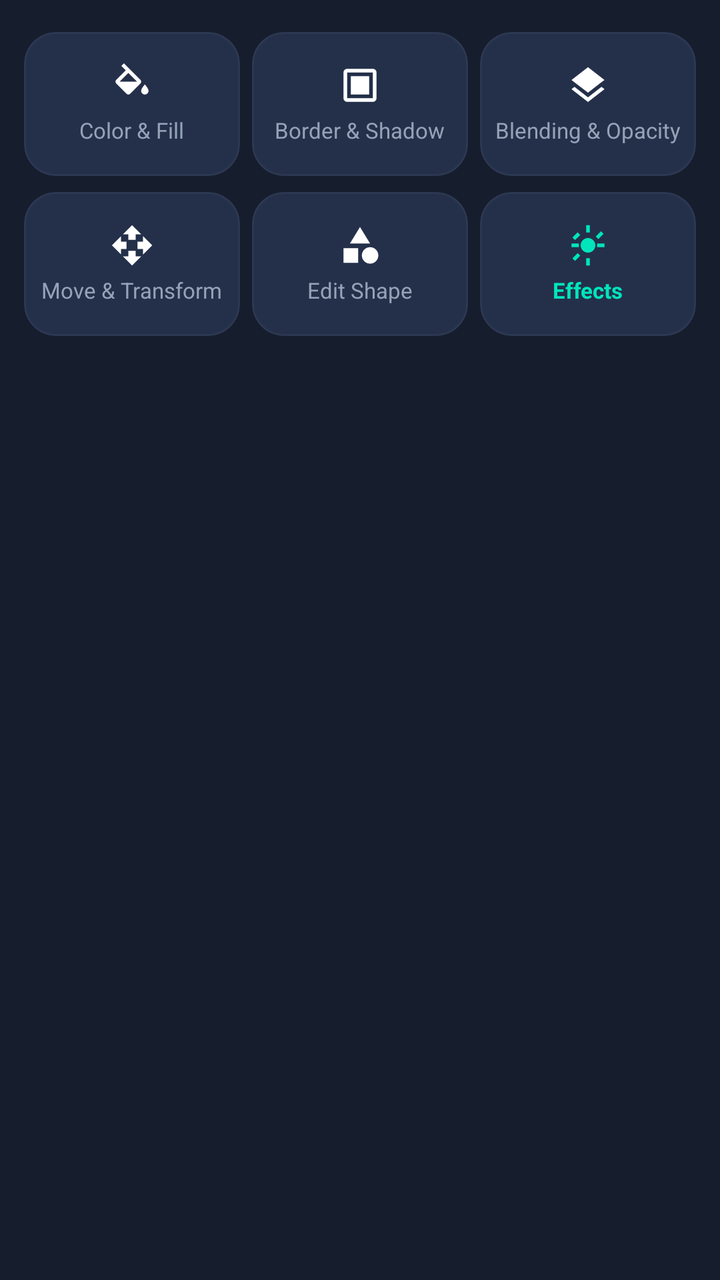
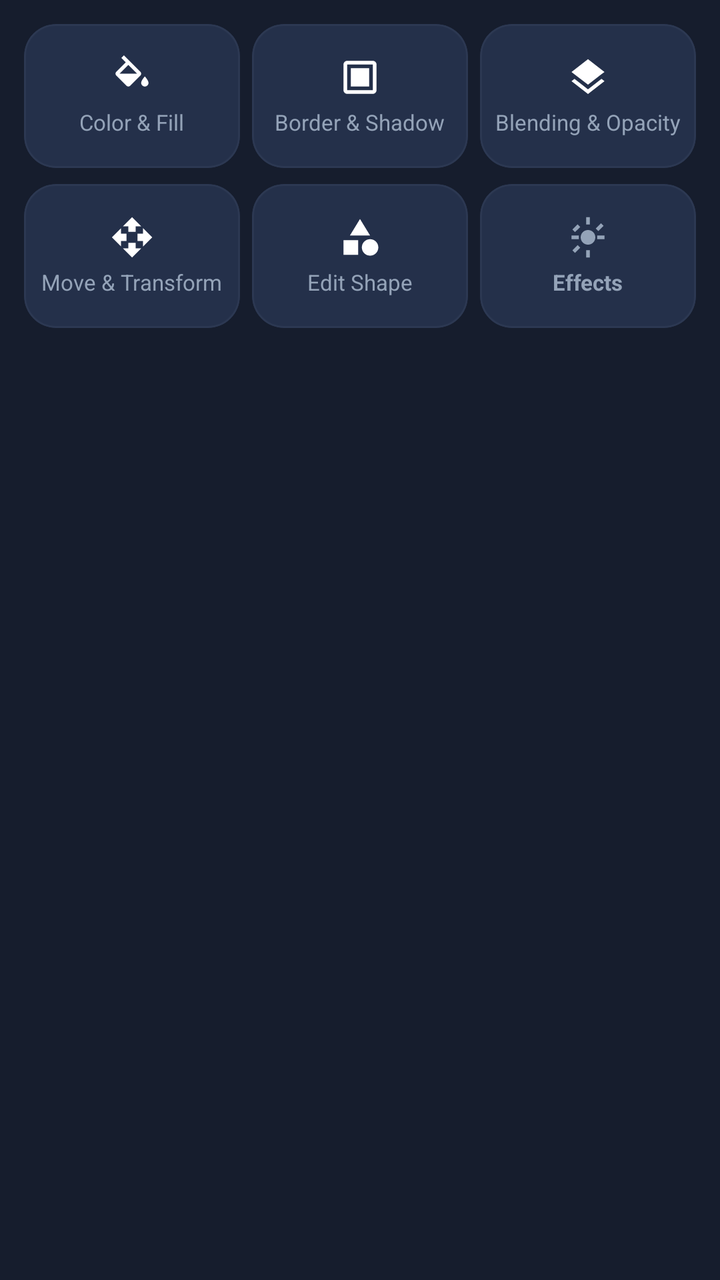

Before-and-after screenshots of an Android layout around one commit, followed by the original layout XML and the change that was made.
<!-- AndroidManifest.xml: application theme Theme.PixelEditor -->
<!-- res/layout/panel_layer_menu.xml -->
<?xml version="1.0" encoding="utf-8"?>
<LinearLayout xmlns:android="http://schemas.android.com/apk/res/android"
    xmlns:app="http://schemas.android.com/apk/res-auto"
    android:id="@+id/panelLayerMenu"
    android:layout_width="match_parent"
    android:layout_height="wrap_content"
    android:background="@color/pe_surface_panel"
    android:orientation="vertical"
    android:paddingStart="12dp"
    android:paddingTop="8dp"
    android:paddingEnd="12dp"
    android:paddingBottom="12dp">


    
    <LinearLayout
        android:layout_width="match_parent"
        android:layout_height="wrap_content"
        android:layout_marginTop="8dp"
        android:orientation="horizontal">

        
        <com.google.android.material.card.MaterialCardView
            android:id="@+id/btnToolColorFill"
            style="@style/Widget.PixelEditor.Card"
            android:layout_width="0dp"
            android:layout_height="72dp"
            android:layout_weight="1"
            android:layout_marginEnd="6dp"
            android:clickable="true"
            android:focusable="true">

            <LinearLayout
                android:layout_width="match_parent"
                android:layout_height="match_parent"
                android:gravity="center"
                android:orientation="vertical">

                <ImageView
                    android:layout_width="22dp"
                    android:layout_height="22dp"
                    android:src="@drawable/ic_tool_color"
                    app:tint="@color/pe_text_primary" />

                <TextView
                    android:layout_width="wrap_content"
                    android:layout_height="wrap_content"
                    android:layout_marginTop="4dp"
                    android:text="@string/tool_color_fill"
                    android:textColor="@color/pe_text_secondary"
                    android:textSize="11sp" />
            </LinearLayout>
        </com.google.android.material.card.MaterialCardView>

        
        <com.google.android.material.card.MaterialCardView
            android:id="@+id/btnToolBorderShadow"
            style="@style/Widget.PixelEditor.Card"
            android:layout_width="0dp"
            android:layout_height="72dp"
            android:layout_weight="1"
            android:layout_marginEnd="6dp"
            android:clickable="true"
            android:focusable="true">

            <LinearLayout
                android:layout_width="match_parent"
                android:layout_height="match_parent"
                android:gravity="center"
                android:orientation="vertical">

                <ImageView
                    android:layout_width="22dp"
                    android:layout_height="22dp"
                    android:src="@drawable/ic_tool_border"
                    app:tint="@color/pe_text_primary" />

                <TextView
                    android:layout_width="wrap_content"
                    android:layout_height="wrap_content"
                    android:layout_marginTop="4dp"
                    android:text="@string/tool_border_shadow"
                    android:textColor="@color/pe_text_secondary"
                    android:textSize="11sp" />
            </LinearLayout>
        </com.google.android.material.card.MaterialCardView>

        
        <com.google.android.material.card.MaterialCardView
            android:id="@+id/btnToolBlending"
            style="@style/Widget.PixelEditor.Card"
            android:layout_width="0dp"
            android:layout_height="72dp"
            android:layout_weight="1"
            android:clickable="true"
            android:focusable="true">

            <LinearLayout
                android:layout_width="match_parent"
                android:layout_height="match_parent"
                android:gravity="center"
                android:orientation="vertical">

                <ImageView
                    android:layout_width="22dp"
                    android:layout_height="22dp"
                    android:src="@drawable/ic_tool_blend"
                    app:tint="@color/pe_text_primary" />

                <TextView
                    android:layout_width="wrap_content"
                    android:layout_height="wrap_content"
                    android:layout_marginTop="4dp"
                    android:text="@string/tool_blending_opacity"
                    android:textColor="@color/pe_text_secondary"
                    android:textSize="11sp" />
            </LinearLayout>
        </com.google.android.material.card.MaterialCardView>
    </LinearLayout>

    
    <LinearLayout
        android:layout_width="match_parent"
        android:layout_height="wrap_content"
        android:layout_marginTop="8dp"
        android:orientation="horizontal">

        
        <com.google.android.material.card.MaterialCardView
            android:id="@+id/btnToolTransform"
            style="@style/Widget.PixelEditor.Card"
            android:layout_width="0dp"
            android:layout_height="72dp"
            android:layout_weight="1"
            android:layout_marginEnd="6dp"
            android:clickable="true"
            android:focusable="true">

            <LinearLayout
                android:layout_width="match_parent"
                android:layout_height="match_parent"
                android:gravity="center"
                android:orientation="vertical">

                <ImageView
                    android:layout_width="22dp"
                    android:layout_height="22dp"
                    android:src="@drawable/ic_tool_transform"
                    app:tint="@color/pe_text_primary" />

                <TextView
                    android:layout_width="wrap_content"
                    android:layout_height="wrap_content"
                    android:layout_marginTop="4dp"
                    android:text="@string/tool_move_transform"
                    android:textColor="@color/pe_text_secondary"
                    android:textSize="11sp" />
            </LinearLayout>
        </com.google.android.material.card.MaterialCardView>

        
        <com.google.android.material.card.MaterialCardView
            android:id="@+id/btnToolEditShape"
            style="@style/Widget.PixelEditor.Card"
            android:layout_width="0dp"
            android:layout_height="72dp"
            android:layout_weight="1"
            android:layout_marginEnd="6dp"
            android:clickable="true"
            android:focusable="true">

            <LinearLayout
                android:layout_width="match_parent"
                android:layout_height="match_parent"
                android:gravity="center"
                android:orientation="vertical">

                <ImageView
                    android:id="@+id/ivEditShapeIcon"
                    android:layout_width="22dp"
                    android:layout_height="22dp"
                    android:src="@drawable/ic_tool_shape"
                    app:tint="@color/pe_text_primary" />

                <TextView
                    android:id="@+id/tvEditShapeTitle"
                    android:layout_width="wrap_content"
                    android:layout_height="wrap_content"
                    android:layout_marginTop="4dp"
                    android:text="@string/tool_edit_shape"
                    android:textColor="@color/pe_text_secondary"
                    android:textSize="11sp" />
            </LinearLayout>
        </com.google.android.material.card.MaterialCardView>

        
        <com.google.android.material.card.MaterialCardView
            android:id="@+id/btnToolEffects"
            style="@style/Widget.PixelEditor.Card"
            android:layout_width="0dp"
            android:layout_height="72dp"
            android:layout_weight="1"
            android:clickable="true"
            android:focusable="true">

            <LinearLayout
                android:layout_width="match_parent"
                android:layout_height="match_parent"
                android:gravity="center"
                android:orientation="vertical">

                <ImageView
                    android:layout_width="22dp"
                    android:layout_height="22dp"
                    android:src="@drawable/ic_tool_effects"
                    app:tint="@color/pe_accent_mint" />

                <TextView
                    android:layout_width="wrap_content"
                    android:layout_height="wrap_content"
                    android:layout_marginTop="4dp"
                    android:text="@string/tool_effects"
                    android:textColor="@color/pe_accent_mint"
                    android:textSize="11sp"
                    android:textStyle="bold" />
            </LinearLayout>
        </com.google.android.material.card.MaterialCardView>
    </LinearLayout>
</LinearLayout>
<!-- resources referenced by this layout -->
<resources>
  <color name="pe_accent_mint">#00E5BC</color>
  <color name="pe_surface_panel">#161D2D</color>
  <color name="pe_text_primary">#FFFFFF</color>
  <color name="pe_text_secondary">#94A3B8</color>
  <!-- drawable ic_tool_blend (drawable) -->
  <vector xmlns:android="http://schemas.android.com/apk/res/android"
      android:width="24dp"
      android:height="24dp"
      android:viewportWidth="24"
      android:viewportHeight="24">
      <path
          android:fillColor="@color/pe_text_primary"
          android:pathData="M11.99,18.54l-7.37,-5.73L3,14.07l9,7 9,-7 -1.63,-1.27 -7.38,5.74zM12,16l7.36,-5.73L21,9.07l-9,-7 -9,7 1.63,1.27L12,16z"/>
  </vector>
  <!-- drawable ic_tool_border (drawable) -->
  <vector xmlns:android="http://schemas.android.com/apk/res/android"
      android:width="24dp"
      android:height="24dp"
      android:viewportWidth="24"
      android:viewportHeight="24">
      <path
          android:fillColor="@color/pe_text_primary"
          android:pathData="M19,3H5C3.9,3 3,3.9 3,5v14c0,1.1 0.9,2 2,2h14c1.1,0 2,-0.9 2,-2V5C21,3.9 20.1,3 19,3zM19,19H5V5h14V19zM7,7h10v10H7V7z"/>
  </vector>
  <!-- drawable ic_tool_color (drawable) -->
  <vector xmlns:android="http://schemas.android.com/apk/res/android"
      android:width="24dp"
      android:height="24dp"
      android:viewportWidth="24"
      android:viewportHeight="24">
      <path
          android:fillColor="@color/pe_text_primary"
          android:pathData="M16.56,8.94L7.62,0 6.21,1.41l2.38,2.38 -5.15,5.15c-0.59,0.59 -0.59,1.54 0,2.12l5.5,5.5c0.29,0.29 0.68,0.44 1.06,0.44s0.77,-0.15 1.06,-0.44l5.5,-5.5c0.59,-0.58 0.59,-1.53 0,-2.12zM5.21,10L10,5.21 14.79,10H5.21zM19,11.5s-2,2.17 -2,3.5c0,1.1 0.9,2 2,2s2,-0.9 2,-2c0,-1.33 -2,-3.5 -2,-3.5z"/>
  </vector>
  <!-- drawable ic_tool_shape (drawable) -->
  <vector xmlns:android="http://schemas.android.com/apk/res/android"
      android:width="24dp"
      android:height="24dp"
      android:viewportWidth="24"
      android:viewportHeight="24">
      <path
          android:fillColor="@color/pe_text_primary"
          android:pathData="M12,2l-5.5,9h11zM17.5,13c-2.49,0 -4.5,2.01 -4.5,4.5s2.01,4.5 4.5,4.5 4.5,-2.01 4.5,-4.5 -2.01,-4.5 -4.5,-4.5zM3,21.5h8v-8H3v8z"/>
  </vector>
  <!-- drawable ic_tool_transform (drawable) -->
  <vector xmlns:android="http://schemas.android.com/apk/res/android"
      android:width="24dp"
      android:height="24dp"
      android:viewportWidth="24"
      android:viewportHeight="24">
      <path
          android:fillColor="@color/pe_text_primary"
          android:pathData="M10,9h4V6h3l-5,-5 -5,5h3v3zm-1,1H6V7l-5,5 5,5v-3h3v-4zm14,2l-5,-5v3h-3v4h3v3l5,-5zm-9,3h-4v3H7l5,5 5,-5h-3v-3z"/>
  </vector>
  <string name="tool_blending_opacity">Blending &amp; Opacity</string>
  <string name="tool_border_shadow">Border &amp; Shadow</string>
  <string name="tool_color_fill">Color &amp; Fill</string>
  <string name="tool_edit_shape">Edit Shape</string>
  <string name="tool_effects">Effects</string>
  <string name="tool_move_transform">Move &amp; Transform</string>
  <style name="Widget.PixelEditor.Card" parent="Widget.Material3.CardView.Filled">
          <item name="cardBackgroundColor">@color/pe_surface_card</item>
          <item name="cardCornerRadius">16dp</item>
          <item name="cardElevation">0dp</item>
          <item name="strokeWidth">1dp</item>
          <item name="strokeColor">@color/pe_border</item>
      </style>
  <color name="pe_surface_card">#24304A</color>
  <color name="pe_border">#2C3852</color>
  <color name="pe_m3_on_primary">#00382B</color>
  <color name="pe_m3_primary_container">#00513F</color>
  <color name="pe_m3_on_primary_container">#73FCD4</color>
  <color name="pe_accent_cyan">#00D2FF</color>
  <color name="pe_accent_purple">#7F5AF0</color>
  <color name="pe_bg_canvas_workspace">#0F1320</color>
  <color name="pe_surface_panel_elevated">#1E273C</color>
  <!-- unchanged entries left out for length: 2 -->
</resources>

<!-- the commit's change to res/layout/panel_layer_menu.xml (unified diff, before → after) -->
@@ -7,9 +7,9 @@
     android:background="@color/pe_surface_panel"
     android:orientation="vertical"
     android:paddingStart="12dp"
-    android:paddingTop="8dp"
+    android:paddingTop="4dp"
     android:paddingEnd="12dp"
-    android:paddingBottom="12dp">
+    android:paddingBottom="4dp">
 
 
     
@@ -213,14 +213,14 @@
                     android:layout_width="22dp"
                     android:layout_height="22dp"
                     android:src="@drawable/ic_tool_effects"
-                    app:tint="@color/pe_accent_mint" />
+                    app:tint="@color/pe_text_secondary" />
 
                 <TextView
                     android:layout_width="wrap_content"
                     android:layout_height="wrap_content"
                     android:layout_marginTop="4dp"
                     android:text="@string/tool_effects"
-                    android:textColor="@color/pe_accent_mint"
+                    android:textColor="@color/pe_text_secondary"
                     android:textSize="11sp"
                     android:textStyle="bold" />
             </LinearLayout>
